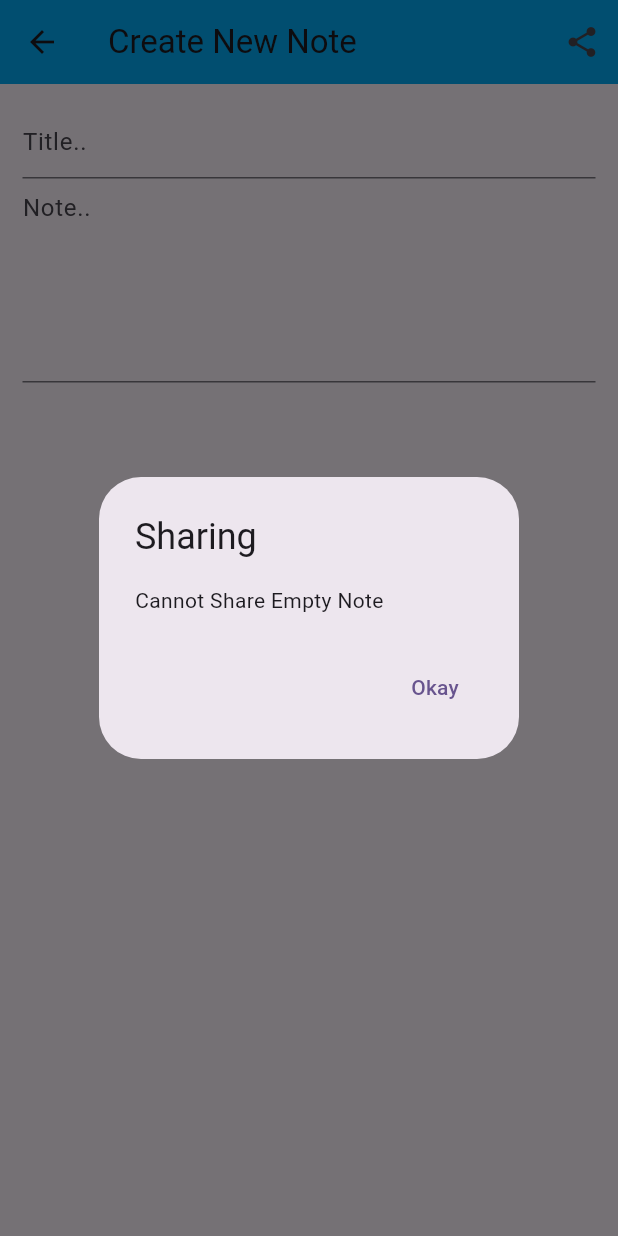
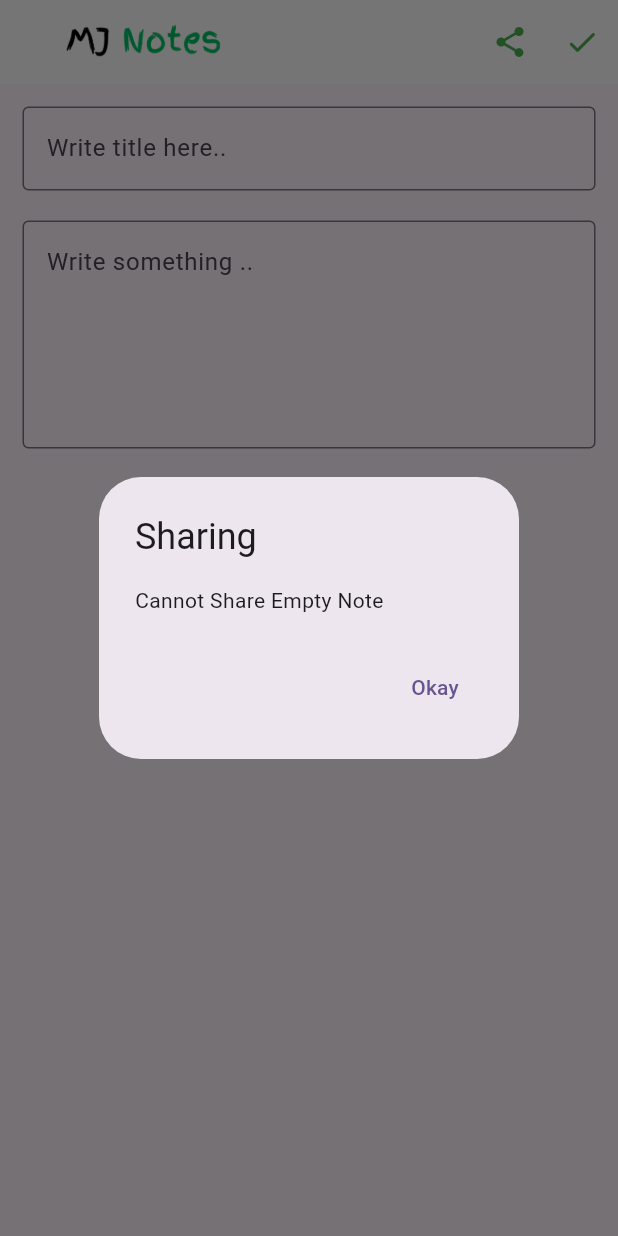
Before and after one commit to mj-suryavarma/flutter-notes, a Flutter app: the CreateUpdateNoteView screen opened by its route, after a tap on the "share" icon, on a phone screen of 412 x 824 dp. Run offline on Flutter 3.47's test engine with Material 3 defaults, Android fonts, the phone set to English and light mode, and no system bars; our stand-ins replace bloc, cloud_firestore, equatable, firebase_auth, firebase_core, flutter_bloc and 2 more; missing offline and left inert: dart:html; accounts and stored records are empty.

Commit message:
new fields updated

```diff
--- /dev/null
+++ b/devtools_options.yaml
@@ -0,0 +1 @@
+extensions:
--- a/lib/screen/note/create_update_note_view.dart
+++ b/lib/screen/note/create_update_note_view.dart
@@ -2,6 +2,7 @@ import 'dart:html';
 
 import 'package:flutter/cupertino.dart';
 import 'package:flutter/material.dart';
+import 'package:my_notes/constant/assert.dart';
 import 'package:my_notes/service/auth/auth_service.dart';
 import 'package:my_notes/utilities/dialogs/cannot_share_empty_note_dialog.dart';
 import 'package:my_notes/utilities/generics/getArgument.dart';
@@ -46,8 +47,8 @@ class _CreateUpdateNoteViewState extends State<CreateUpdateNoteView> {
 
   void _setupTextControllerListener() async {
     _textTitleController.removeListener(_textControllerListener);
+    _textBodyController.removeListener(_textControllerListener);
     _textTitleController.addListener(_textControllerListener);
-    _textBodyController.removeListener(_textControllerListener);
     _textBodyController.addListener(_textControllerListener);
   }
 
@@ -56,6 +57,7 @@ class _CreateUpdateNoteViewState extends State<CreateUpdateNoteView> {
     if (widgetNotes != null) {
       _note = widgetNotes;
       _textTitleController.text = widgetNotes.noteTitle;
+      _textBodyController.text = widgetNotes.noteBody;
       return widgetNotes;
     }
 
@@ -83,8 +85,8 @@ class _CreateUpdateNoteViewState extends State<CreateUpdateNoteView> {
   void _saveNoteIfTextIsNotEmpty() async {
     final note = _note;
     final textTitle = _textTitleController.text;
-    final textBody = _textTitleController.text;
-    if (note != null && textTitle.isNotEmpty) {
+    final textBody = _textBodyController.text;
+    if (note != null && textTitle.isNotEmpty && textBody.isNotEmpty) {
       await _notesService.updateNote(documentId: note.documentId, noteTitle: textTitle, noteBody: textBody);
     }
   }
@@ -94,6 +96,7 @@ class _CreateUpdateNoteViewState extends State<CreateUpdateNoteView> {
     _deleteNoteIfTextIsEmpty();
     _saveNoteIfTextIsNotEmpty();
     _textTitleController.dispose();
+    _textBodyController.dispose();
     super.dispose();
   }
 
@@ -101,8 +104,12 @@ class _CreateUpdateNoteViewState extends State<CreateUpdateNoteView> {
   Widget build(BuildContext context) {
     return Scaffold(
       appBar: AppBar(
-        title: const Text("Create New Note"),
-        backgroundColor: Colors.lightBlue,
+        automaticallyImplyLeading: false,
+        title: Image(
+          image: AssetImage(Assets.mjNotes),
+          height: 70,
+        ),
+        backgroundColor: Colors.white,
         actions: [
           IconButton(
               onPressed: () async {
@@ -113,7 +120,12 @@ class _CreateUpdateNoteViewState extends State<CreateUpdateNoteView> {
                   Share.share(text);
                 }
               },
-              icon: const Icon(Icons.share_sharp))
+              color: Colors.green,
+              icon: const Icon(Icons.share_sharp)),
+
+          IconButton(onPressed: () { },
+              color: Colors.green,
+              icon: const Icon(Icons.check_rounded))
         ],
       ),
       body: FutureBuilder(
@@ -132,14 +144,27 @@ class _CreateUpdateNoteViewState extends State<CreateUpdateNoteView> {
                   keyboardType: TextInputType.multiline,
                   maxLines: null,
                   decoration: const InputDecoration(
-                      hintText: 'Title..'),
+                      border: OutlineInputBorder(),
+                      fillColor: Colors.white,
+                      hintText: 'Write title here..'),
+                ),
+                const SizedBox(
+                  height: 20,
                 ),
                 TextField(
                   controller: _textBodyController,
                   keyboardType: TextInputType.multiline,
                   maxLines: 5,
                   decoration: const InputDecoration(
-                    hintText: 'Note..'
+                      border: OutlineInputBorder(
+                        borderSide: BorderSide(
+                          style: BorderStyle.none,
+                          color: Colors.white,
+                        ),
+                      ),
+
+                      fillColor: Colors.white,
+                    hintText: 'Write something ..'
                   ),
                 )
           ],
--- a/lib/service/crud/could/could_note.dart
+++ b/lib/service/crud/could/could_note.dart
@@ -8,16 +8,19 @@ class CloudNote {
   final String ownerUserId;
   final String noteTitle;
   final String noteBody;
+  final String createdDate;
   const CloudNote({
     required this.documentId,
     required this.ownerUserId,
     required this.noteTitle,
     required this.noteBody,
+    required this.createdDate,
   });
 
   CloudNote.fromSnapshot(QueryDocumentSnapshot<Map<String, dynamic>> snapshot):
         documentId = snapshot.id,
         ownerUserId = snapshot.data()[ownerUserFieldName],
         noteTitle = snapshot.data()[noteTitleName] as String,
-        noteBody = snapshot.data()[noteBodyName] as String;
+        noteBody = snapshot.data()[noteBodyName] as String,
+        createdDate = snapshot.data()[noteCreatedDate] as String;
 }
--- a/lib/service/crud/could/could_storage_constants.dart
+++ b/lib/service/crud/could/could_storage_constants.dart
@@ -1,3 +1,4 @@
 const ownerUserFieldName = 'user_id';
 const noteTitleName = 'note_title';
 const noteBodyName = 'note_body';
+const noteCreatedDate = 'created_date';
--- a/lib/service/crud/could/firebase_cloud_storage.dart
+++ b/lib/service/crud/could/firebase_cloud_storage.dart
@@ -21,7 +21,7 @@ class FirebaseCloudStorage {
                 required String noteBody,
                }) async {
                   try{
-                   return await notes.doc(documentId).update({noteBodyName: noteTitle, noteBodyName: noteBody});
+                   return await notes.doc(documentId).update({noteTitleName: noteTitle, noteBodyName: noteBody});
                   } catch(e) {
                     throw CouldNotUpdateNoteException();
                   }
@@ -52,6 +52,7 @@ class FirebaseCloudStorage {
       ownerUserFieldName: ownerUserId,
       noteTitleName: '',
       noteBodyName: '',
+      noteCreatedDate: DateTime.timestamp().toString(),
     });
     final fetchedNote = await document.get();
     return CloudNote(
@@ -59,6 +60,7 @@ class FirebaseCloudStorage {
         ownerUserId: ownerUserId,
         noteTitle: '',
         noteBody: '',
+        createdDate: DateTime.timestamp().toString(),
     );
   }
 
```
Also changed, not shown: lib/screen/note/notes_list_view.dart (+37 -5 lines).
